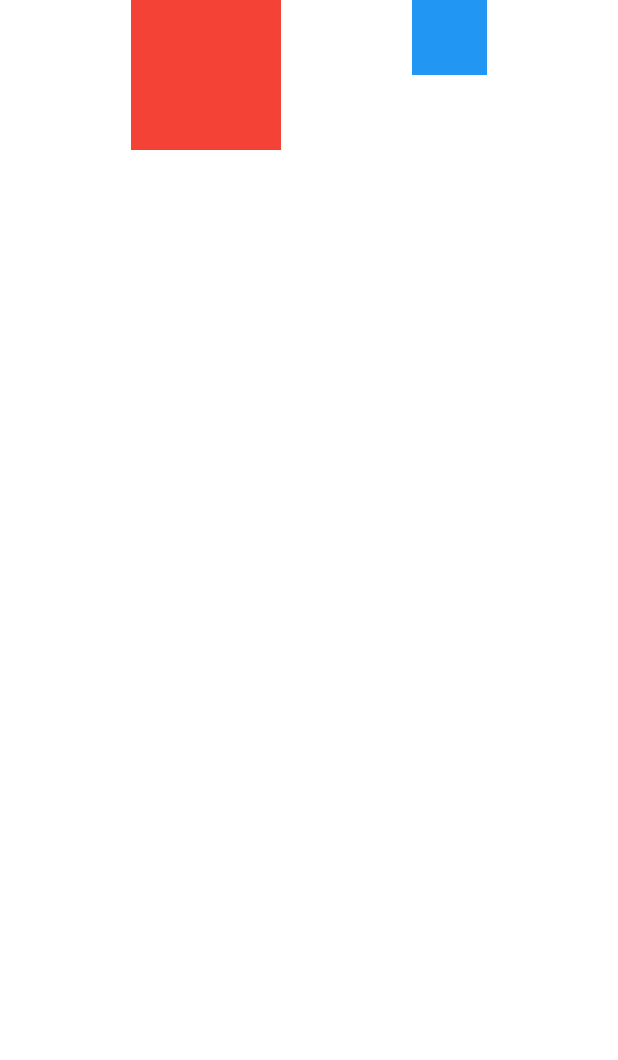
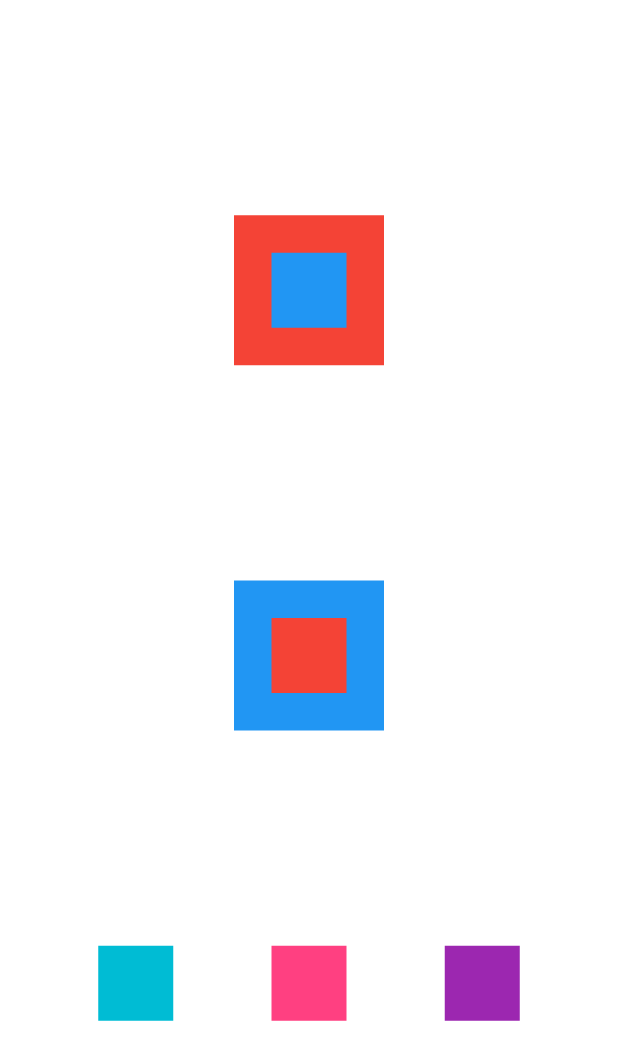
Before and after one commit to matheusvieira300/inicio_flutter, a Flutter app: the screen it shows after launch, on a phone screen of 412 x 824 dp. Shown: the top 1060 px of the screen. Run offline on Flutter 3.47's test engine with Material 3 defaults, Android fonts, the phone set to English and light mode, and no system bars.

Commit message:
Row Alinhado

```diff
--- a/lib/main.dart
+++ b/lib/main.dart
@@ -18,12 +18,33 @@
         colorScheme: ColorScheme.fromSeed(seedColor: Colors.deepPurple),
         useMaterial3: true,
       ),
-      home: Row( //row é linha, horizontal
-        mainAxisAlignment: MainAxisAlignment.spaceEvenly,
-        crossAxisAlignment: CrossAxisAlignment.start, //para ir para o ínicio
+      home: Column(
+        mainAxisAlignment: MainAxisAlignment.spaceEvenly, //espaço equilibrado
+        crossAxisAlignment: CrossAxisAlignment.center,
         children: [
-           Container(color: Colors.red, width: 100, height: 100,),//altura e largura
-          Container(color: Colors.blue, width: 50, height: 50,),
+          Stack(
+            alignment: AlignmentDirectional.center,
+            children: [
+              Container(color: Colors.red, width: 100, height: 100,),//altura e largura
+              Container(color: Colors.blue, width: 50, height: 50,),
+            ],
+          ),
+           Stack(
+            alignment: AlignmentDirectional.center,
+            children: [
+              Container(color: Colors.blue, width: 100, height: 100,),//altura e largura
+              Container(color: Colors.red, width: 50, height: 50,),
+            ],
+          ),
+          Row( //linha deixando um do lado do outro espaçado igualmente
+            mainAxisAlignment: MainAxisAlignment.spaceEvenly,
+            crossAxisAlignment: CrossAxisAlignment.center,
+            children: [
+              Container(color: Colors.cyan, height: 50, width: 50,),
+              Container(color: Colors.pinkAccent, height: 50, width: 50,),
+              Container(color: Colors.purple, height: 50, width: 50,),
+            ],
+          )
         ],
       ), //local principal aonde estará o nosso widget/objeto, pilha
     );
```
